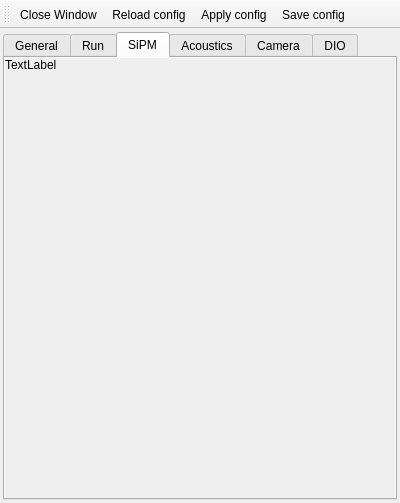
Above: ui/settingswindow.ui from SBC-Collaboration/SBC-RunControl before the change. Below: the same form after it.
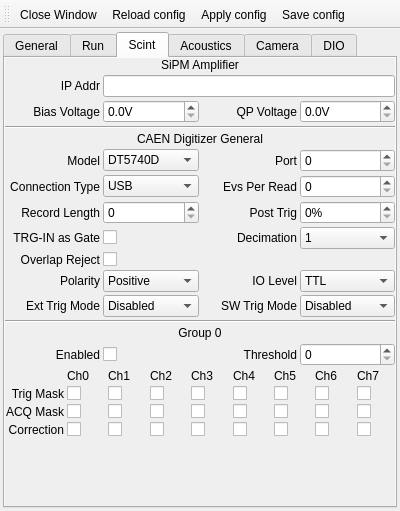
That is the form after the change. The open tabs and pages were chosen to show the change. Icons and pictures are not drawn.

```diff
--- a/ui/settingswindow.ui
+++ b/ui/settingswindow.ui
@@ -7,7 +7,7 @@
     <x>0</x>
     <y>0</y>
     <width>400</width>
-    <height>503</height>
+    <height>511</height>
    </rect>
   </property>
   <property name="sizePolicy">
@@ -415,7 +415,7 @@
       </widget>
       <widget class="QWidget" name="sipm_tab">
        <attribute name="title">
-        <string>SiPM</string>
+        <string>Scint</string>
        </attribute>
        <layout class="QVBoxLayout" name="verticalLayout_5">
         <property name="leftMargin">
@@ -450,7 +450,7 @@
              <x>0</x>
              <y>0</y>
              <width>388</width>
-             <height>434</height>
+             <height>442</height>
             </rect>
            </property>
            <property name="maximumSize">
@@ -459,7 +459,10 @@
              <height>16777215</height>
             </size>
            </property>
-           <layout class="QGridLayout" name="gridLayout_7">
+           <layout class="QVBoxLayout" name="verticalLayout_9">
+            <property name="spacing">
+             <number>3</number>
+            </property>
             <property name="leftMargin">
              <number>0</number>
             </property>
@@ -472,7 +475,736 @@
             <property name="bottomMargin">
              <number>0</number>
             </property>
-            <item row="1" column="0">
+            <item>
+             <layout class="QGridLayout" name="gridLayout_4">
+              <property name="verticalSpacing">
+               <number>3</number>
+              </property>
+              <item row="1" column="0">
+               <widget class="QLabel" name="label_2">
+                <property name="text">
+                 <string>IP Addr</string>
+                </property>
+                <property name="alignment">
+                 <set>Qt::AlignRight|Qt::AlignTrailing|Qt::AlignVCenter</set>
+                </property>
+               </widget>
+              </item>
+              <item row="2" column="1">
+               <widget class="QDoubleSpinBox" name="doubleSpinBox">
+                <property name="suffix">
+                 <string>V</string>
+                </property>
+                <property name="decimals">
+                 <number>1</number>
+                </property>
+               </widget>
+              </item>
+              <item row="2" column="3">
+               <widget class="QDoubleSpinBox" name="doubleSpinBox_2">
+                <property name="suffix">
+                 <string>V</string>
+                </property>
+                <property name="decimals">
+                 <number>1</number>
+                </property>
+               </widget>
+              </item>
+              <item row="1" column="1" colspan="3">
+               <widget class="QLineEdit" name="lineEdit"/>
+              </item>
+              <item row="2" column="2">
+               <widget class="QLabel" name="label">
+                <property name="text">
+                 <string>QP Voltage</string>
+                </property>
+                <property name="alignment">
+                 <set>Qt::AlignRight|Qt::AlignTrailing|Qt::AlignVCenter</set>
+                </property>
+               </widget>
+              </item>
+              <item row="2" column="0">
+               <widget class="QLabel" name="label_31">
+                <property name="text">
+                 <string>Bias Voltage</string>
+                </property>
+                <property name="alignment">
+                 <set>Qt::AlignRight|Qt::AlignTrailing|Qt::AlignVCenter</set>
+                </property>
+               </widget>
+              </item>
+              <item row="0" column="0" colspan="4">
+               <widget class="QLabel" name="label_3">
+                <property name="text">
+                 <string>SiPM Amplifier</string>
+                </property>
+                <property name="alignment">
+                 <set>Qt::AlignCenter</set>
+                </property>
+               </widget>
+              </item>
+             </layout>
+            </item>
+            <item>
+             <widget class="Line" name="line">
+              <property name="orientation">
+               <enum>Qt::Horizontal</enum>
+              </property>
+             </widget>
+            </item>
+            <item>
+             <layout class="QGridLayout" name="gridLayout_6">
+              <property name="spacing">
+               <number>3</number>
+              </property>
+              <item row="6" column="1">
+               <widget class="QComboBox" name="comboBox_4">
+                <item>
+                 <property name="text">
+                  <string>Positive</string>
+                 </property>
+                </item>
+                <item>
+                 <property name="text">
+                  <string>Negative</string>
+                 </property>
+                </item>
+               </widget>
+              </item>
+              <item row="6" column="0">
+               <widget class="QLabel" name="label_13">
+                <property name="text">
+                 <string>Polarity</string>
+                </property>
+                <property name="alignment">
+                 <set>Qt::AlignRight|Qt::AlignTrailing|Qt::AlignVCenter</set>
+                </property>
+               </widget>
+              </item>
+              <item row="1" column="3">
+               <widget class="QSpinBox" name="spinBox">
+                <property name="minimumSize">
+                 <size>
+                  <width>50</width>
+                  <height>0</height>
+                 </size>
+                </property>
+               </widget>
+              </item>
+              <item row="6" column="2">
+               <widget class="QLabel" name="label_14">
+                <property name="text">
+                 <string>IO Level</string>
+                </property>
+                <property name="alignment">
+                 <set>Qt::AlignRight|Qt::AlignTrailing|Qt::AlignVCenter</set>
+                </property>
+               </widget>
+              </item>
+              <item row="3" column="2">
+               <widget class="QLabel" name="label_10">
+                <property name="text">
+                 <string>Post Trig</string>
+                </property>
+                <property name="alignment">
+                 <set>Qt::AlignRight|Qt::AlignTrailing|Qt::AlignVCenter</set>
+                </property>
+               </widget>
+              </item>
+              <item row="7" column="1">
+               <widget class="QComboBox" name="comboBox_6">
+                <item>
+                 <property name="text">
+                  <string>Disabled</string>
+                 </property>
+                </item>
+                <item>
+                 <property name="text">
+                  <string>ACQ Only</string>
+                 </property>
+                </item>
+                <item>
+                 <property name="text">
+                  <string>EXT Only</string>
+                 </property>
+                </item>
+                <item>
+                 <property name="text">
+                  <string>ACQ+EXT</string>
+                 </property>
+                </item>
+               </widget>
+              </item>
+              <item row="1" column="1">
+               <widget class="QComboBox" name="comboBox">
+                <item>
+                 <property name="text">
+                  <string>DT5740D</string>
+                 </property>
+                </item>
+                <item>
+                 <property name="text">
+                  <string>DT5730B</string>
+                 </property>
+                </item>
+                <item>
+                 <property name="text">
+                  <string>V1740D</string>
+                 </property>
+                </item>
+               </widget>
+              </item>
+              <item row="2" column="0">
+               <widget class="QLabel" name="label_7">
+                <property name="text">
+                 <string>Connection Type</string>
+                </property>
+                <property name="alignment">
+                 <set>Qt::AlignRight|Qt::AlignTrailing|Qt::AlignVCenter</set>
+                </property>
+               </widget>
+              </item>
+              <item row="7" column="0">
+               <widget class="QLabel" name="label_15">
+                <property name="text">
+                 <string>Ext Trig Mode</string>
+                </property>
+                <property name="alignment">
+                 <set>Qt::AlignRight|Qt::AlignTrailing|Qt::AlignVCenter</set>
+                </property>
+               </widget>
+              </item>
+              <item row="7" column="3">
+               <widget class="QComboBox" name="comboBox_7">
+                <item>
+                 <property name="text">
+                  <string>Disabled</string>
+                 </property>
+                </item>
+                <item>
+                 <property name="text">
+                  <string>ACQ Only</string>
+                 </property>
+                </item>
+                <item>
+                 <property name="text">
+                  <string>EXT Only</string>
+                 </property>
+                </item>
+                <item>
+                 <property name="text">
+                  <string>ACQ+EXT</string>
+                 </property>
+                </item>
+               </widget>
+              </item>
+              <item row="2" column="3">
+               <widget class="QSpinBox" name="spinBox_4"/>
+              </item>
+              <item row="5" column="0">
+               <widget class="QLabel" name="label_12">
+                <property name="text">
+                 <string>Overlap Reject</string>
+                </property>
+                <property name="alignment">
+                 <set>Qt::AlignRight|Qt::AlignTrailing|Qt::AlignVCenter</set>
+                </property>
+               </widget>
+              </item>
+              <item row="5" column="1">
+               <widget class="QCheckBox" name="checkBox_2">
+                <property name="text">
+                 <string/>
+                </property>
+               </widget>
+              </item>
+              <item row="3" column="1">
+               <widget class="QSpinBox" name="spinBox_3"/>
+              </item>
+              <item row="2" column="2">
+               <widget class="QLabel" name="label_17">
+                <property name="text">
+                 <string>Evs Per Read</string>
+                </property>
+                <property name="alignment">
+                 <set>Qt::AlignRight|Qt::AlignTrailing|Qt::AlignVCenter</set>
+                </property>
+               </widget>
+              </item>
+              <item row="6" column="3">
+               <widget class="QComboBox" name="comboBox_5">
+                <item>
+                 <property name="text">
+                  <string>TTL</string>
+                 </property>
+                </item>
+                <item>
+                 <property name="text">
+                  <string>NIM</string>
+                 </property>
+                </item>
+               </widget>
+              </item>
+              <item row="2" column="1">
+               <widget class="QComboBox" name="comboBox_2">
+                <item>
+                 <property name="text">
+                  <string>USB</string>
+                 </property>
+                </item>
+                <item>
+                 <property name="text">
+                  <string>PCI</string>
+                 </property>
+                </item>
+               </widget>
+              </item>
+              <item row="0" column="0" colspan="4">
+               <widget class="QLabel" name="label_4">
+                <property name="text">
+                 <string>CAEN Digitizer General</string>
+                </property>
+                <property name="alignment">
+                 <set>Qt::AlignCenter</set>
+                </property>
+               </widget>
+              </item>
+              <item row="1" column="0">
+               <widget class="QLabel" name="label_5">
+                <property name="sizePolicy">
+                 <sizepolicy hsizetype="Minimum" vsizetype="Preferred">
+                  <horstretch>0</horstretch>
+                  <verstretch>0</verstretch>
+                 </sizepolicy>
+                </property>
+                <property name="text">
+                 <string>Model</string>
+                </property>
+                <property name="alignment">
+                 <set>Qt::AlignRight|Qt::AlignTrailing|Qt::AlignVCenter</set>
+                </property>
+               </widget>
+              </item>
+              <item row="1" column="2">
+               <widget class="QLabel" name="label_6">
+                <property name="text">
+                 <string>Port</string>
+                </property>
+                <property name="alignment">
+                 <set>Qt::AlignRight|Qt::AlignTrailing|Qt::AlignVCenter</set>
+                </property>
+               </widget>
+              </item>
+              <item row="7" column="2">
+               <widget class="QLabel" name="label_16">
+                <property name="text">
+                 <string>SW Trig Mode</string>
+                </property>
+                <property name="alignment">
+                 <set>Qt::AlignRight|Qt::AlignTrailing|Qt::AlignVCenter</set>
+                </property>
+               </widget>
+              </item>
+              <item row="3" column="0">
+               <widget class="QLabel" name="label_8">
+                <property name="text">
+                 <string>Record Length</string>
+                </property>
+                <property name="alignment">
+                 <set>Qt::AlignRight|Qt::AlignTrailing|Qt::AlignVCenter</set>
+                </property>
+               </widget>
+              </item>
+              <item row="3" column="3">
+               <widget class="QSpinBox" name="spinBox_2">
+                <property name="suffix">
+                 <string>%</string>
+                </property>
+               </widget>
+              </item>
+              <item row="4" column="2">
+               <widget class="QLabel" name="label_9">
+                <property name="text">
+                 <string>Decimation</string>
+                </property>
+                <property name="alignment">
+                 <set>Qt::AlignRight|Qt::AlignTrailing|Qt::AlignVCenter</set>
+                </property>
+               </widget>
+              </item>
+              <item row="4" column="3">
+               <widget class="QComboBox" name="comboBox_3">
+                <item>
+                 <property name="text">
+                  <string>1</string>
+                 </property>
+                </item>
+                <item>
+                 <property name="text">
+                  <string>2</string>
+                 </property>
+                </item>
+                <item>
+                 <property name="text">
+                  <string>4</string>
+                 </property>
+                </item>
+                <item>
+                 <property name="text">
+                  <string>8</string>
+                 </property>
+                </item>
+                <item>
+                 <property name="text">
+                  <string>16</string>
+                 </property>
+                </item>
+                <item>
+                 <property name="text">
+                  <string>32</string>
+                 </property>
+                </item>
+                <item>
+                 <property name="text">
+                  <string>64</string>
+                 </property>
+                </item>
+                <item>
+                 <property name="text">
+                  <string>128</string>
+                 </property>
+                </item>
+               </widget>
+              </item>
+              <item row="4" column="0">
+               <widget class="QLabel" name="label_11">
+                <property name="text">
+                 <string>TRG-IN as Gate</string>
+                </property>
+                <property name="alignment">
+                 <set>Qt::AlignRight|Qt::AlignTrailing|Qt::AlignVCenter</set>
+                </property>
+               </widget>
+              </item>
+              <item row="4" column="1">
+               <widget class="QCheckBox" name="checkBox">
+                <property name="text">
+                 <string/>
+                </property>
+               </widget>
+              </item>
+             </layout>
+            </item>
+            <item>
+             <widget class="Line" name="line_2">
+              <property name="orientation">
+               <enum>Qt::Horizontal</enum>
+              </property>
+             </widget>
+            </item>
+            <item>
+             <layout class="QGridLayout" name="gridLayout_7">
+              <item row="1" column="3">
+               <widget class="QSpinBox" name="spinBox_5"/>
+              </item>
+              <item row="1" column="0">
+               <widget class="QLabel" name="label_19">
+                <property name="text">
+                 <string>Enabled</string>
+                </property>
+                <property name="alignment">
+                 <set>Qt::AlignRight|Qt::AlignTrailing|Qt::AlignVCenter</set>
+                </property>
+               </widget>
+              </item>
+              <item row="1" column="1">
+               <widget class="QCheckBox" name="checkBox_3">
+                <property name="text">
+                 <string/>
+                </property>
+               </widget>
+              </item>
+              <item row="0" column="0" colspan="4">
+               <widget class="QLabel" name="label_18">
+                <property name="text">
+                 <string>Group 0</string>
+                </property>
+                <property name="alignment">
+                 <set>Qt::AlignCenter</set>
+                </property>
+               </widget>
+              </item>
+              <item row="1" column="2">
+               <widget class="QLabel" name="label_20">
+                <property name="text">
+                 <string>Threshold</string>
+                </property>
+                <property name="alignment">
+                 <set>Qt::AlignRight|Qt::AlignTrailing|Qt::AlignVCenter</set>
+                </property>
+               </widget>
+              </item>
+             </layout>
+            </item>
+            <item>
+             <layout class="QGridLayout" name="gridLayout_8">
+              <item row="2" column="7">
+               <widget class="QCheckBox" name="checkBox_18">
+                <property name="text">
+                 <string/>
+                </property>
+               </widget>
+              </item>
+              <item row="1" column="0">
+               <widget class="QLabel" name="label_21">
+                <property name="text">
+                 <string>Trig Mask</string>
+                </property>
+                <property name="alignment">
+                 <set>Qt::AlignRight|Qt::AlignTrailing|Qt::AlignVCenter</set>
+                </property>
+               </widget>
+              </item>
+              <item row="1" column="5">
+               <widget class="QCheckBox" name="checkBox_11">
+                <property name="text">
+                 <string/>
+                </property>
+               </widget>
+              </item>
+              <item row="1" column="2">
+               <widget class="QCheckBox" name="checkBox_5">
+                <property name="text">
+                 <string/>
+                </property>
+               </widget>
+              </item>
+              <item row="2" column="8">
+               <widget class="QCheckBox" name="checkBox_19">
+                <property name="text">
+                 <string/>
+                </property>
+               </widget>
+              </item>
+              <item row="1" column="1">
+               <widget class="QCheckBox" name="checkBox_4">
+                <property name="text">
+                 <string/>
+                </property>
+               </widget>
+              </item>
+              <item row="2" column="5">
+               <widget class="QCheckBox" name="checkBox_16">
+                <property name="text">
+                 <string/>
+                </property>
+               </widget>
+              </item>
+              <item row="3" column="4">
+               <widget class="QCheckBox" name="checkBox_23">
+                <property name="text">
+                 <string/>
+                </property>
+               </widget>
+              </item>
+              <item row="3" column="6">
+               <widget class="QCheckBox" name="checkBox_25">
+                <property name="text">
+                 <string/>
+                </property>
+               </widget>
+              </item>
+              <item row="2" column="0">
+               <widget class="QLabel" name="label_22">
+                <property name="text">
+                 <string>ACQ Mask</string>
+                </property>
+                <property name="alignment">
+                 <set>Qt::AlignRight|Qt::AlignTrailing|Qt::AlignVCenter</set>
+                </property>
+               </widget>
+              </item>
+              <item row="1" column="6">
+               <widget class="QCheckBox" name="checkBox_10">
+                <property name="text">
+                 <string/>
+                </property>
+               </widget>
+              </item>
+              <item row="3" column="3">
+               <widget class="QCheckBox" name="checkBox_22">
+                <property name="text">
+                 <string/>
+                </property>
+               </widget>
+              </item>
+              <item row="2" column="6">
+               <widget class="QCheckBox" name="checkBox_17">
+                <property name="text">
+                 <string/>
+                </property>
+               </widget>
+              </item>
+              <item row="1" column="4">
+               <widget class="QCheckBox" name="checkBox_6">
+                <property name="text">
+                 <string/>
+                </property>
+               </widget>
+              </item>
+              <item row="1" column="8">
+               <widget class="QCheckBox" name="checkBox_8">
+                <property name="text">
+                 <string/>
+                </property>
+               </widget>
+              </item>
+              <item row="1" column="3">
+               <widget class="QCheckBox" name="checkBox_7">
+                <property name="text">
+                 <string/>
+                </property>
+               </widget>
+              </item>
+              <item row="1" column="7">
+               <widget class="QCheckBox" name="checkBox_9">
+                <property name="text">
+                 <string/>
+                </property>
+               </widget>
+              </item>
+              <item row="3" column="1">
+               <widget class="QCheckBox" name="checkBox_20">
+                <property name="text">
+                 <string/>
+                </property>
+               </widget>
+              </item>
+              <item row="3" column="7">
+               <widget class="QCheckBox" name="checkBox_26">
+                <property name="text">
+                 <string/>
+                </property>
+               </widget>
+              </item>
+              <item row="2" column="4">
+               <widget class="QCheckBox" name="checkBox_15">
+                <property name="text">
+                 <string/>
+                </property>
+               </widget>
+              </item>
+              <item row="2" column="1">
+               <widget class="QCheckBox" name="checkBox_12">
+                <property name="text">
+                 <string/>
+                </property>
+               </widget>
+              </item>
+              <item row="3" column="0">
+               <widget class="QLabel" name="label_23">
+                <property name="text">
+                 <string>Correction</string>
+                </property>
+                <property name="alignment">
+                 <set>Qt::AlignRight|Qt::AlignTrailing|Qt::AlignVCenter</set>
+                </property>
+               </widget>
+              </item>
+              <item row="3" column="8">
+               <widget class="QCheckBox" name="checkBox_27">
+                <property name="text">
+                 <string/>
+                </property>
+               </widget>
+              </item>
+              <item row="2" column="3">
+               <widget class="QCheckBox" name="checkBox_14">
+                <property name="text">
+                 <string/>
+                </property>
+               </widget>
+              </item>
+              <item row="3" column="5">
+               <widget class="QCheckBox" name="checkBox_24">
+                <property name="text">
+                 <string/>
+                </property>
+               </widget>
+              </item>
+              <item row="3" column="2">
+               <widget class="QCheckBox" name="checkBox_21">
+                <property name="text">
+                 <string/>
+                </property>
+               </widget>
+              </item>
+              <item row="2" column="2">
+               <widget class="QCheckBox" name="checkBox_13">
+                <property name="text">
+                 <string/>
+                </property>
+               </widget>
+              </item>
+              <item row="0" column="8">
+               <widget class="QLabel" name="label_30">
+                <property name="text">
+                 <string>Ch7</string>
+                </property>
+               </widget>
+              </item>
+              <item row="0" column="7">
+               <widget class="QLabel" name="label_29">
+                <property name="text">
+                 <string>Ch6</string>
+                </property>
+               </widget>
+              </item>
+              <item row="0" column="6">
+               <widget class="QLabel" name="label_28">
+                <property name="text">
+                 <string>Ch5</string>
+                </property>
+               </widget>
+              </item>
+              <item row="0" column="5">
+               <widget class="QLabel" name="label_27">
+                <property name="text">
+                 <string>Ch4</string>
+                </property>
+               </widget>
+              </item>
+              <item row="0" column="4">
+               <widget class="QLabel" name="label_26">
+                <property name="text">
+                 <string>Ch3</string>
+                </property>
+               </widget>
+              </item>
+              <item row="0" column="3">
+               <widget class="QLabel" name="label_25">
+                <property name="text">
+                 <string>Ch2</string>
+                </property>
+               </widget>
+              </item>
+              <item row="0" column="2">
+               <widget class="QLabel" name="label_24">
+                <property name="text">
+                 <string>Ch1</string>
+                </property>
+               </widget>
+              </item>
+              <item row="0" column="1">
+               <widget class="QLabel" name="label_32">
+                <property name="text">
+                 <string>Ch0</string>
+                </property>
+               </widget>
+              </item>
+             </layout>
+            </item>
+            <item>
              <spacer name="verticalSpacer_4">
               <property name="orientation">
                <enum>Qt::Vertical</enum>
@@ -488,13 +1220,6 @@
               </property>
              </spacer>
             </item>
-            <item row="0" column="0">
-             <widget class="QLabel" name="label_31">
-              <property name="text">
-               <string>TextLabel</string>
-              </property>
-             </widget>
-            </item>
            </layout>
           </widget>
          </widget>
```
Left out of the diff: 21 changed lines with no effect on the pictures.
